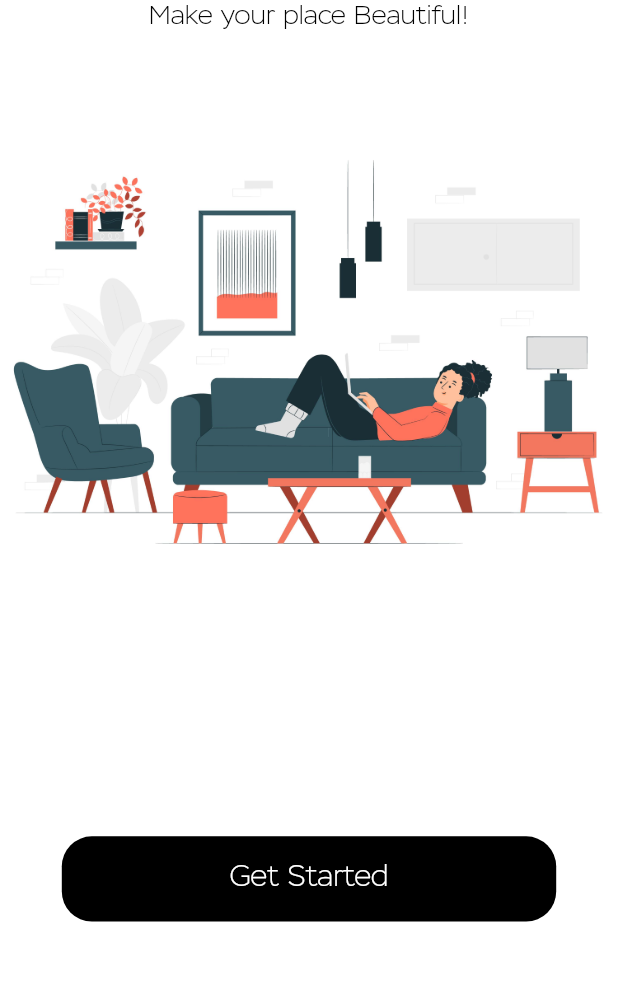
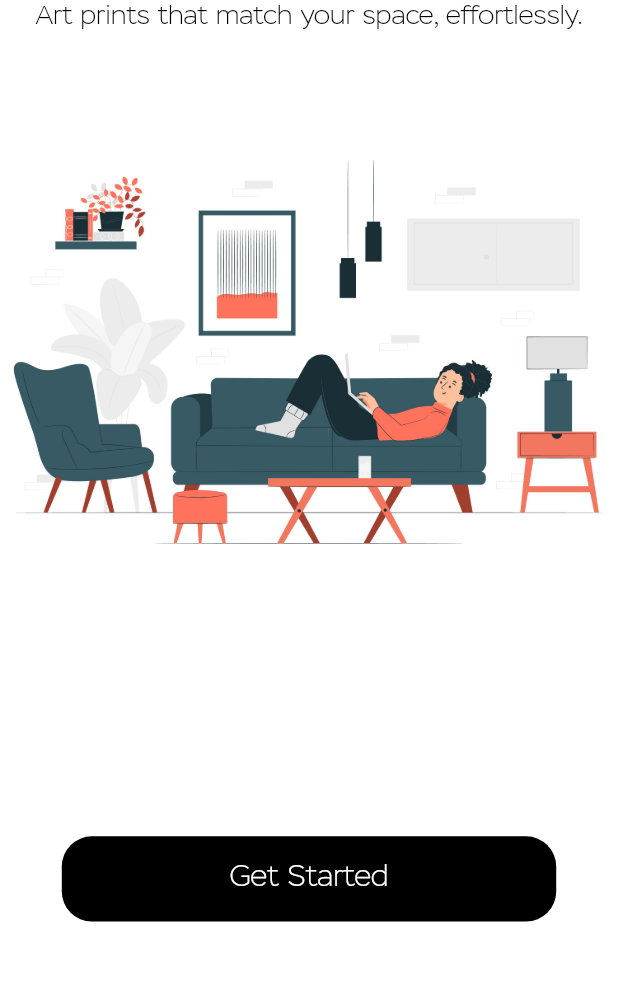
Before and after one commit to ScriptAndTonic/wall_print_ai_web, a Flutter app: the screen it shows after launch, on a phone screen of 412 x 824 dp, the part 178-1159 px from its top. Run offline on Flutter 3.47's test engine with Material 2 defaults, Android fonts, the light colour scheme and no system bars; our stand-ins replace carousel_slider, dio, dotted_border, file_picker; missing offline and left inert: gallery_view, image_picker_web.

Commit message:
Changed tagline

```diff
--- a/lib/pages/wizard/splash/components/body.dart
+++ b/lib/pages/wizard/splash/components/body.dart
@@ -14,7 +14,7 @@ class Body extends StatefulWidget {
 class BodyState extends State<Body> {
   int currentPage = 0;
   Map<String, String> splashData = {
-    'text': 'Make your place Beautiful!',
+    'text': 'Art prints that match your space, effortlessly.',
     'image': 'assets/images/woman_on_couch.jpg'
   };
   @override
```
